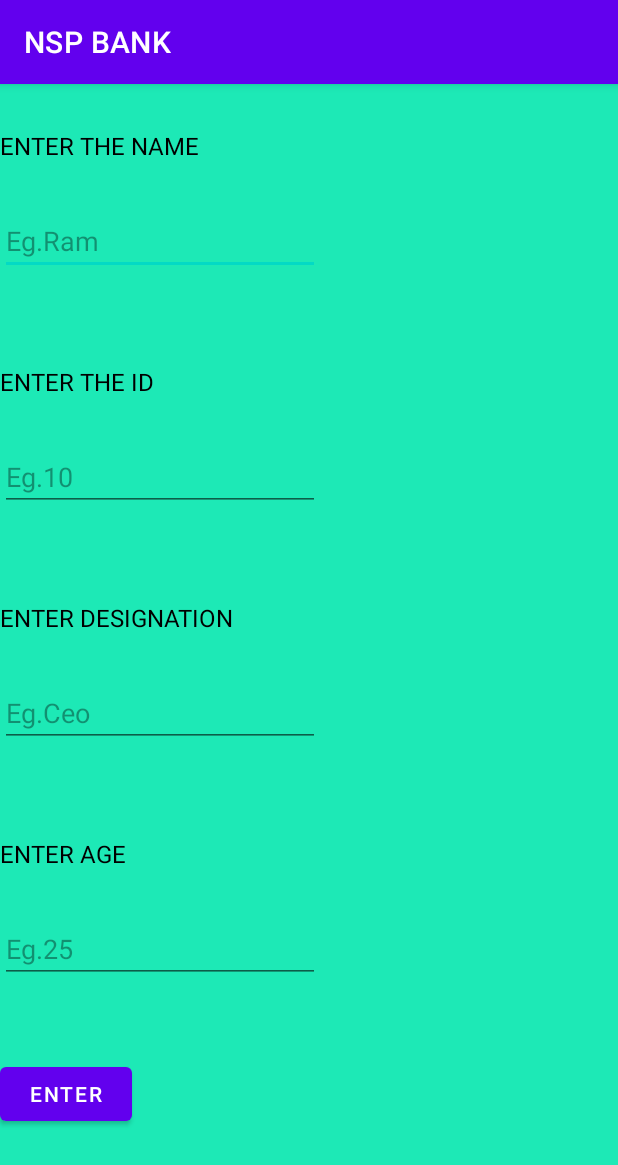
After one commit to Shreygupta2002/NSP_BANK, an Android app: the Admin_func3 screen opened directly, with no data from a screen before it, on a phone screen of 412 x 824 dp. The commit adds this screen. Shown: the top 1165 px of the screen. Run offline under Robolectric (Android 15) with nearby library versions, the phone set to English and light mode, and no system bars; 1 statement that could not run was skipped.

Commit message:
Chnaged the concept of making...Making it easy :)...

```diff
--- a/app/src/main/AndroidManifest.xml
+++ b/app/src/main/AndroidManifest.xml
@@ -9,7 +9,8 @@
         android:roundIcon="@mipmap/ic_launcher_round"
         android:supportsRtl="true"
         android:theme="@style/Theme.NSPBANK">
-        <activity android:name=".Admin_funct2"></activity>
+        <activity android:name=".Admin_func3"></activity>
+        <activity android:name=".Admin_funct2" />
         <activity android:name=".Admin_funct1" />
         <activity
             android:name=".Admin1"
--- /dev/null
+++ b/app/src/main/java/nsp/bhu/in/Admin_func3.java
@@ -0,0 +1,33 @@
+package nsp.bhu.in;
+
+import androidx.appcompat.app.AppCompatActivity;
+
+import android.os.Bundle;
+import android.view.View;
+import android.widget.EditText;
+import android.widget.TextView;
+
+import java.util.List;
+
+public class Admin_func3 extends AppCompatActivity {
+    List<employee> employees4;
+    @Override
+    protected void onCreate(Bundle savedInstanceState) {
+        super.onCreate(savedInstanceState);
+        setContentView(R.layout.activity_admin_func3);
+        Bundle bundle = getIntent().getExtras();
+        employees4=bundle.getParcelableArrayList("data");
+
+    }
+    public void onClick4(View view)
+    {
+        String name=((EditText)(findViewById(R.id.editTextTextPersonName))).getText().toString();
+        String id=((EditText)(findViewById(R.id.editTextTextPersonName2))).getText().toString();
+        String desig=((EditText)(findViewById(R.id.editTextTextPersonName3))).getText().toString();
+//        int age=Integer.parseInt(((EditText)(findViewById(R.id.editTextNumber))).getText().toString());
+        employee temp=new employee(name,id,desig,50);
+        employees4.add(temp);
+        TextView editText=(TextView)(findViewById(R.id.textView9));
+        editText.setText("SUCCESSFULLY ADDED!!!!");
+    }
+}
--- a/app/src/main/res/layout/activity_admin2.xml
+++ b/app/src/main/res/layout/activity_admin2.xml
@@ -34,6 +34,7 @@
         android:layout_width="273dp"
         android:layout_height="102dp"
         android:layout_marginTop="100dp"
+        android:onClick="onClick2"
         android:text="ADD A NEW EMPLOYEE"
         app:layout_constraintEnd_toEndOf="parent"
         app:layout_constraintStart_toStartOf="parent"
--- /dev/null
+++ b/app/src/main/res/layout/activity_admin_func3.xml
@@ -0,0 +1,123 @@
+<?xml version="1.0" encoding="utf-8"?>
+<androidx.constraintlayout.widget.ConstraintLayout xmlns:android="http://schemas.android.com/apk/res/android"
+    xmlns:app="http://schemas.android.com/apk/res-auto"
+    xmlns:tools="http://schemas.android.com/tools"
+    android:layout_width="match_parent"
+    android:layout_height="match_parent"
+    android:background="#FFFFFF"
+    android:backgroundTint="#1DE9B6"
+    tools:context=".Admin_func3">
+
+    <ScrollView
+        android:id="@+id/scrollView2"
+        android:layout_width="match_parent"
+        android:layout_height="match_parent"
+        app:layout_constraintBottom_toBottomOf="parent"
+        app:layout_constraintEnd_toEndOf="parent"
+        app:layout_constraintStart_toStartOf="parent"
+        app:layout_constraintTop_toTopOf="parent">
+
+        <LinearLayout
+            android:layout_width="match_parent"
+            android:layout_height="wrap_content"
+            android:orientation="vertical" >
+
+            <TextView
+                android:id="@+id/textView4"
+                android:layout_width="wrap_content"
+                android:layout_height="wrap_content"
+                android:layout_marginTop="30dp"
+                android:text="ENTER THE NAME"
+                android:textColor="@color/black"
+                android:textSize="16sp" />
+
+            <EditText
+                android:id="@+id/editTextTextPersonName"
+                android:layout_width="wrap_content"
+                android:layout_height="wrap_content"
+                android:layout_marginTop="30dp"
+                android:ems="10"
+                android:hint="Eg.Ram"
+                android:inputType="textPersonName"
+                android:textColor="@color/black"
+                android:textColorHint="@color/material_on_background_disabled" />
+
+            <TextView
+                android:id="@+id/textView6"
+                android:layout_width="wrap_content"
+                android:layout_height="wrap_content"
+                android:layout_marginTop="60dp"
+                android:text="ENTER THE ID"
+                android:textColor="@color/black"
+                android:textSize="16sp" />
+
+            <EditText
+                android:id="@+id/editTextTextPersonName2"
+                android:layout_width="wrap_content"
+                android:layout_height="wrap_content"
+                android:layout_marginTop="30dp"
+                android:ems="10"
+                android:hint="Eg.10"
+                android:inputType="textPersonName"
+                android:textColor="@color/black"
+                android:textColorHint="@color/material_on_background_disabled" />
+
+            <TextView
+                android:id="@+id/textView7"
+                android:layout_width="wrap_content"
+                android:layout_height="wrap_content"
+                android:layout_marginTop="60dp"
+                android:text="ENTER DESIGNATION"
+                android:textColor="@color/black"
+                android:textSize="16sp" />
+
+            <EditText
+                android:id="@+id/editTextTextPersonName3"
+                android:layout_width="wrap_content"
+                android:layout_height="wrap_content"
+                android:layout_marginTop="30dp"
+                android:ems="10"
+                android:hint="Eg.Ceo"
+                android:inputType="textPersonName"
+                android:textColor="@color/black"
+                android:textColorHint="@color/material_on_background_disabled" />
+
+            <TextView
+                android:id="@+id/textView8"
+                android:layout_width="wrap_content"
+                android:layout_height="wrap_content"
+                android:layout_marginTop="60dp"
+                android:shadowColor="@color/black"
+                android:text="ENTER AGE"
+                android:textColor="@color/black"
+                android:textSize="16sp" />
+
+            <EditText
+                android:id="@+id/editTextNumber"
+                android:layout_width="wrap_content"
+                android:layout_height="wrap_content"
+                android:layout_marginTop="30dp"
+                android:ems="10"
+                android:hint="Eg.25"
+                android:inputType="number"
+                android:shadowColor="@color/black"
+                android:textColor="@color/black"
+                android:textColorHint="@color/material_on_background_disabled" />
+
+            <Button
+                android:id="@+id/button8"
+                android:layout_width="wrap_content"
+                android:layout_height="wrap_content"
+                android:layout_marginTop="50dp"
+                android:onClick="onClick4"
+                android:text="ENTER" />
+
+            <TextView
+                android:id="@+id/textView9"
+                android:layout_width="wrap_content"
+                android:layout_height="wrap_content"
+                android:layout_marginTop="50dp" />
+        </LinearLayout>
+    </ScrollView>
+
+</androidx.constraintlayout.widget.ConstraintLayout>
```
Also changed, not shown: app/src/main/java/nsp/bhu/in/Admin1.java (+11 -0 lines), app/src/main/java/nsp/bhu/in/MainActivity.java (+84 -10 lines), app/src/main/res/layout/admin.xml (added, +59 -0 lines), app/src/main/res/layout/admin_1.xml (added, +62 -0 lines), app/src/main/res/layout/admin_2.xml (added, +44 -0 lines), app/src/main/res/layout/admin_3.xml (added, +42 -0 lines), app/src/main/res/layout/admin_4.xml (added, +135 -0 lines).
